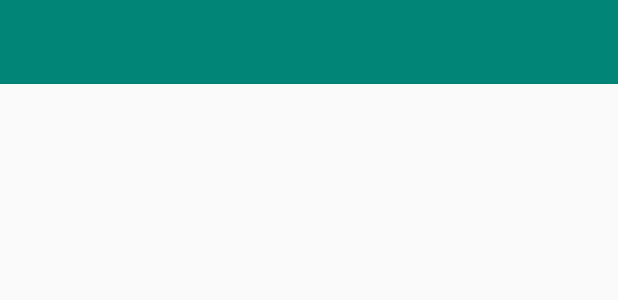
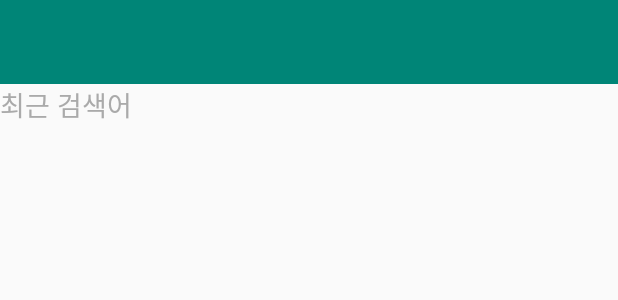
Before and after one commit to Gyeom/Filterable_RecyclerView, an Android app: the layout activity_main.xml on its own in the app's theme, with its tools: preview values and no code run, on a phone screen of 412 x 824 dp. Shown: the top 300 px of the screen. Run offline under Robolectric (Android 15) with nearby library versions, the phone set to English and light mode, and no system bars.

```diff
--- a/app/build.gradle
+++ b/app/build.gradle
@@ -37,5 +37,7 @@ dependencies {
     androidTestImplementation 'androidx.test.espresso:espresso-core:3.2.0'
     implementation 'androidx.recyclerview:recyclerview:1.1.0'
     implementation 'org.jetbrains.kotlinx:kotlinx-coroutines-core:1.0.0'
+    implementation 'com.github.kimkevin:hangulparser:1.0.0'
+
 
 }
--- a/app/src/main/res/layout/activity_main.xml
+++ b/app/src/main/res/layout/activity_main.xml
@@ -5,6 +5,7 @@
     android:layout_width="match_parent"
     android:layout_height="match_parent"
     tools:context=".MainActivity">
+
 
 
     <androidx.appcompat.widget.Toolbar
@@ -18,11 +19,22 @@
         app:layout_constraintLeft_toLeftOf="parent"
         />
 
+
+    <TextView
+        android:id="@+id/textViewTitle"
+        android:layout_width="wrap_content"
+        android:layout_height="wrap_content"
+        android:text="최근 검색어"
+        android:textAppearance="@style/TextAppearance.AppCompat.Medium"
+        android:textColor="@android:color/darker_gray"
+        app:layout_constraintLeft_toLeftOf="parent"
+        app:layout_constraintTop_toBottomOf="@id/toolbar" />
+
     <androidx.recyclerview.widget.RecyclerView
         android:id="@+id/recyclerViewSearch"
         android:layout_width="match_parent"
         android:layout_height="0dp"
-        app:layout_constraintTop_toBottomOf="@id/toolbar"
+        app:layout_constraintTop_toBottomOf="@id/textViewTitle"
         app:layout_constraintBottom_toBottomOf="parent"
         app:layout_constraintLeft_toLeftOf="parent" />
 
```
Also changed, not shown: app/src/main/java/com/example/realmexample/SearchAdapter.kt (+54 -13 lines), app/src/main/res/layout/item_recyclerview_textview.xml (+18 -7 lines).
